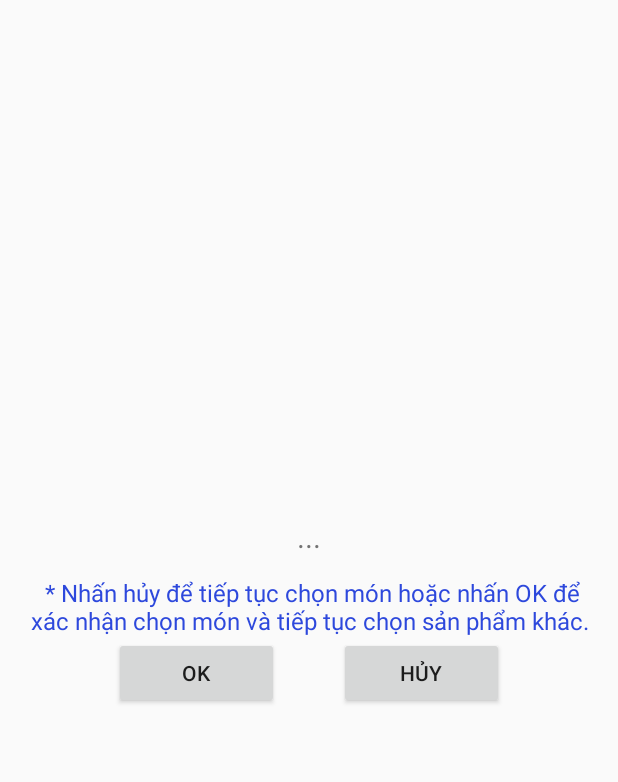
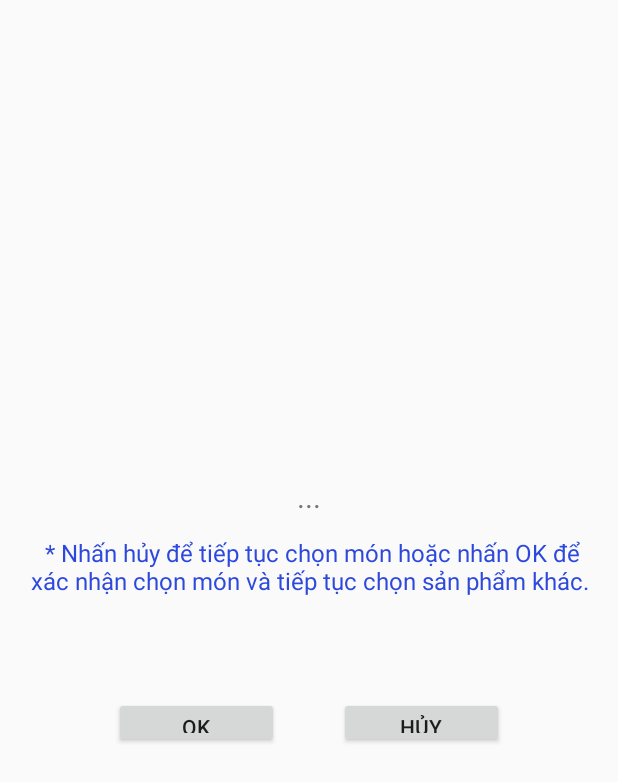
Before and after one commit to bao204/AppWedding, an Android app: the layout noti_show_cook_selected.xml on its own in the app's theme, with its tools: preview values and no code run, on a phone screen of 412 x 824 dp. Shown: the top 782 px of the screen. Run offline under Robolectric (Android 15) with nearby library versions, the phone set to English and light mode, and no system bars; Roboto replaces fonts that are not available here.

Commit message:
Layout_Update

```diff
--- a/app/src/main/res/layout/noti_show_cook_selected.xml
+++ b/app/src/main/res/layout/noti_show_cook_selected.xml
@@ -2,54 +2,55 @@
 <LinearLayout xmlns:android="http://schemas.android.com/apk/res/android"
     xmlns:app="http://schemas.android.com/apk/res-auto"
     xmlns:tools="http://schemas.android.com/tools"
-    android:orientation="vertical"
     android:layout_width="match_parent"
     android:layout_height="match_parent"
+    android:layout_margin="7dp"
     android:gravity="center"
-    android:layout_margin="7dp">
+    android:orientation="vertical">
 
     <TextView
+        android:id="@+id/notiQuantilySelectedCook"
         android:layout_width="wrap_content"
         android:layout_height="wrap_content"
         android:text="..."
-        android:textSize="20sp"
-        android:id="@+id/notiQuantilySelectedCook"/>
+        android:textSize="20sp" />
 
 
     <LinearLayout
-        android:padding="7dp"
+        android:layout_width="wrap_content"
+        android:layout_height="156dp"
         android:layout_marginTop="5dp"
-        android:layout_width="wrap_content"
-        android:layout_height="wrap_content"
-        android:orientation="vertical">
+        android:orientation="vertical"
+        android:padding="7dp">
 
         <TextView
             android:layout_width="wrap_content"
             android:layout_height="wrap_content"
+            android:gravity="center"
             android:text=" * Nhấn hủy để tiếp tục chọn món hoặc nhấn OK để xác nhận chọn món và tiếp tục chọn sản phẩm khác."
-            android:textSize="16sp"
             android:textColor="#2D48DC"
-            android:gravity="center"/>
+            android:textSize="16sp" />
 
         <LinearLayout
             android:layout_width="wrap_content"
             android:layout_height="wrap_content"
-            android:orientation="horizontal"
-            android:layout_gravity="center">
+            android:layout_gravity="center"
+            android:layout_marginTop="100px"
+            android:orientation="horizontal">
 
             <Button
                 android:id="@+id/clickOKChooseCookSelected"
                 android:layout_width="110dp"
                 android:layout_height="match_parent"
-                android:text="OK"
-                android:layout_marginEnd="10dp" />
+                android:layout_marginEnd="10dp"
+                android:text="OK" />
 
             <Button
-                android:layout_marginStart="30dp"
                 android:id="@+id/clickCloseChooseCookSelected"
                 android:layout_width="110dp"
                 android:layout_height="match_parent"
-                android:text="Hủy"/>
+                android:layout_marginStart="30dp"
+                android:text="Hủy" />
 
         </LinearLayout>
 
```
Also changed, not shown: app/src/main/res/layout/noti_show_lobby_selected.xml (+5 -5 lines), app/src/main/res/layout/notiquantilyselectedservice.xml (+13 -12 lines).
